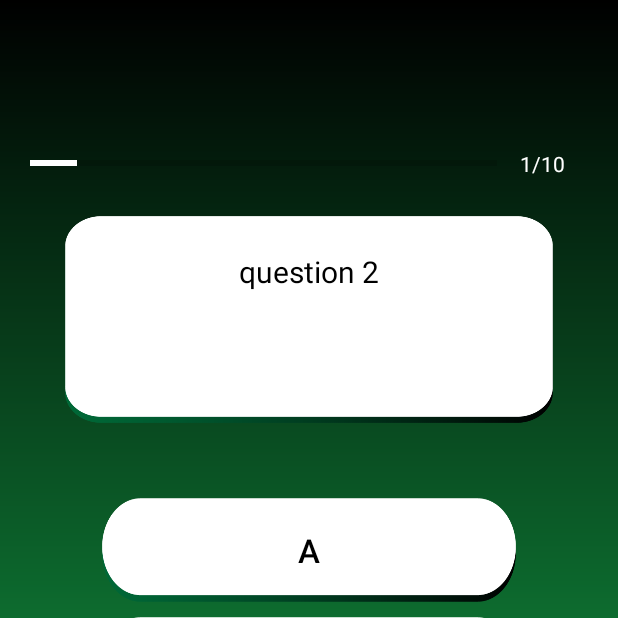
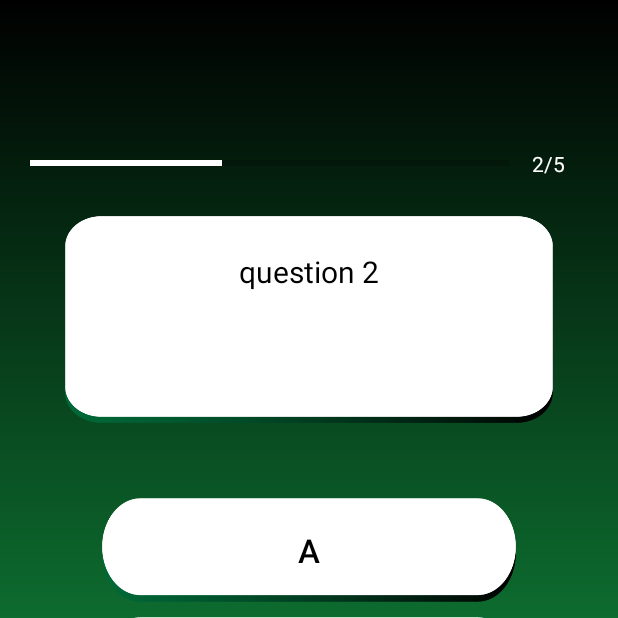
Before and after one commit to MarckRedcar/SpotiQuiz, an Android app: the GameActivity screen opened directly, with no data from a screen before it, after a tap on "NEXT", on a phone screen of 412 x 824 dp, the top half of it. Run offline under Robolectric (Android 15) with nearby library versions, the phone set to English and light mode, and no system bars; 1 other tap on this screen came first.

Commit message:
better Alert Dialog

```diff
--- a/app/src/main/java/com/example/spotiquiz/GameActivity.java
+++ b/app/src/main/java/com/example/spotiquiz/GameActivity.java
@@ -17,6 +17,7 @@ import android.view.animation.AnimationUtils;
 import android.view.animation.DecelerateInterpolator;
 import android.widget.Button;
 import android.widget.LinearLayout;
+import android.widget.ProgressBar;
 import android.widget.TextView;
 
 import androidx.appcompat.app.AlertDialog;
@@ -34,11 +35,15 @@ public class GameActivity extends AppCompatActivity {
     private TextView question;
     private LinearLayout optionsContainer;
     private Button nextBtn;
+    private List<QuestionModel> list;
+    private Animation scaleUp, scaleDown;
+    private ProgressBar progBar;
+    private TextView nQuestProg;
     private int count = 0;
-    private List<QuestionModel> list;
     private int position = 0;
     private int score = 0;
-    private Animation scaleUp, scaleDown;
+    private int nQuest = 1;
+
 
     @Override
     protected void onCreate(Bundle savedInstanceState) {
@@ -48,6 +53,8 @@ public class GameActivity extends AppCompatActivity {
         question = findViewById(R.id.text_question);
         optionsContainer = findViewById(R.id.options_container);
         nextBtn = findViewById(R.id.next_button);
+        progBar = findViewById(R.id.progress_bar);
+        nQuestProg = findViewById(R.id.n_quest_progress);
 
         scaleUp = AnimationUtils.loadAnimation(this, R.anim.scale_up);
         scaleDown = AnimationUtils.loadAnimation(this, R.anim.scale_down);
@@ -57,7 +64,7 @@ public class GameActivity extends AppCompatActivity {
         list.add(new QuestionModel("\nquestion 2", "a", "b", "c", "d", "d"));
         list.add(new QuestionModel("\nquestion 3", "a", "b", "c", "d", "b"));
         list.add(new QuestionModel("\nquestion 4", "a", "b", "c", "d", "a"));
-        //list.add(new QuestionModel("\nquestion 5", "a", "b", "c", "d", "c"));
+        list.add(new QuestionModel("\nquestion 5", "a", "b", "c", "d", "c"));
         //list.add(new QuestionModel("\nquestion 6", "a", "b", "c", "d", "a"));
         //list.add(new QuestionModel("\nquestion 7", "a", "b", "c", "d", "d"));
         //list.add(new QuestionModel("\nquestion 8", "a", "b", "c", "d", "b"));
@@ -73,7 +80,11 @@ public class GameActivity extends AppCompatActivity {
             });
         }
 
+        progBar.setMax(list.size());
+        nQuestProg.setText(nQuest + "/" + list.size());
         playAnim(question, 0, list.get(position).getQuestion());
+
+        //pressed next button animation
         nextBtn.setOnTouchListener(new View.OnTouchListener() {
             @Override
             public boolean onTouch(View view, MotionEvent motionEvent) {
@@ -98,33 +109,34 @@ public class GameActivity extends AppCompatActivity {
                 nextBtn.setAlpha(0);
                 enableOption(true);
                 position++;
+                nQuest++;
                 //score activity
                 if (position == list.size()) {
+                    nextBtn.setText("SCORE");
                     Intent scoreIntent = new Intent(GameActivity.this,ScoreActivity.class);
                     scoreIntent.putExtra("score", score);
                     scoreIntent.putExtra("total", list.size());
                     startActivity(scoreIntent);
+                    finish();
                     return;
                 }
                 count = 0;
+                progBar.setProgress(nQuest);
+                nQuestProg.setText(nQuest + "/" + list.size());
                 playAnim(question, 0, list.get(position).getQuestion());
             }
         });
     }
-
+/*
     public boolean onKeyDown(int key_code, KeyEvent key_event) {
         if  (key_code == KeyEvent.KEYCODE_BACK) {
             super.onKeyDown(key_code, key_event);
             return true;
         }
         return false;
-    }
+    }*/
 
-    /*
-    public void onBackPressed() {
-
-    }
-    */
+    //question change animation
     private void playAnim(View view, final int value, String data) {
         view.animate().alpha(value).scaleX(value).scaleY(value).setDuration(500).setStartDelay(100)
                 .setInterpolator(new DecelerateInterpolator()).setListener(new Animator.AnimatorListener() {
@@ -171,6 +183,7 @@ public class GameActivity extends AppCompatActivity {
         });
     }
 
+    // Alert Dialog Exit Game
     @Override
     public void onBackPressed() {
         DisplayMetrics dm = new DisplayMetrics();
@@ -180,9 +193,9 @@ public class GameActivity extends AppCompatActivity {
         int height = dm.heightPixels;
 
         TextView quitTxt = new TextView(this);
-        quitTxt.setText("QUIT GAME\nAre you sure?");
+        quitTxt.setText("QUIT GAME\n\nAre you sure?");
         quitTxt.setGravity(Gravity.CENTER);
-        quitTxt.setPadding(50, 20, 50, 30);
+        quitTxt.setPadding(50, 30, 50, 30);
         quitTxt.setTextSize(18F);
         quitTxt.setTextColor(Color.WHITE);
 
@@ -205,8 +218,16 @@ public class GameActivity extends AppCompatActivity {
 
         AlertDialog quit = builder.create();
         quit.show();
-        quit.getWindow().setLayout((int)(width*.9), (int)(height*.2));
+        quit.getWindow().setLayout((int)(width*.6), (int)(height*.2));
         quit.getWindow().setBackgroundDrawableResource(R.drawable.info);
+
+        Button btnPositive = quit.getButton(AlertDialog.BUTTON_POSITIVE);
+        Button btnNegative = quit.getButton(AlertDialog.BUTTON_NEGATIVE);
+
+        LinearLayout.LayoutParams layoutParams = (LinearLayout.LayoutParams) btnPositive.getLayoutParams();
+        layoutParams.weight = 10;
+        btnPositive.setLayoutParams(layoutParams);
+        btnNegative.setLayoutParams(layoutParams);
     }
 
     private void checkAnswer(Button selectedOption) {
--- a/app/src/main/java/com/example/spotiquiz/MainActivity.java
+++ b/app/src/main/java/com/example/spotiquiz/MainActivity.java
@@ -38,6 +38,7 @@ public class MainActivity extends AppCompatActivity {
         scaleUp = AnimationUtils.loadAnimation(this, R.anim.scale_up);
         scaleDown = AnimationUtils.loadAnimation(this, R.anim.scale_down);
 
+        //pressed game button animation
         gameBtn.setOnTouchListener(new View.OnTouchListener() {
             @Override
             public boolean onTouch(View view, MotionEvent motionEvent) {
@@ -50,6 +51,7 @@ public class MainActivity extends AppCompatActivity {
             }
         });
 
+        //pressed trivia button animation
         statsBtn.setOnTouchListener(new View.OnTouchListener() {
             @Override
             public boolean onTouch(View view, MotionEvent motionEvent) {
```
